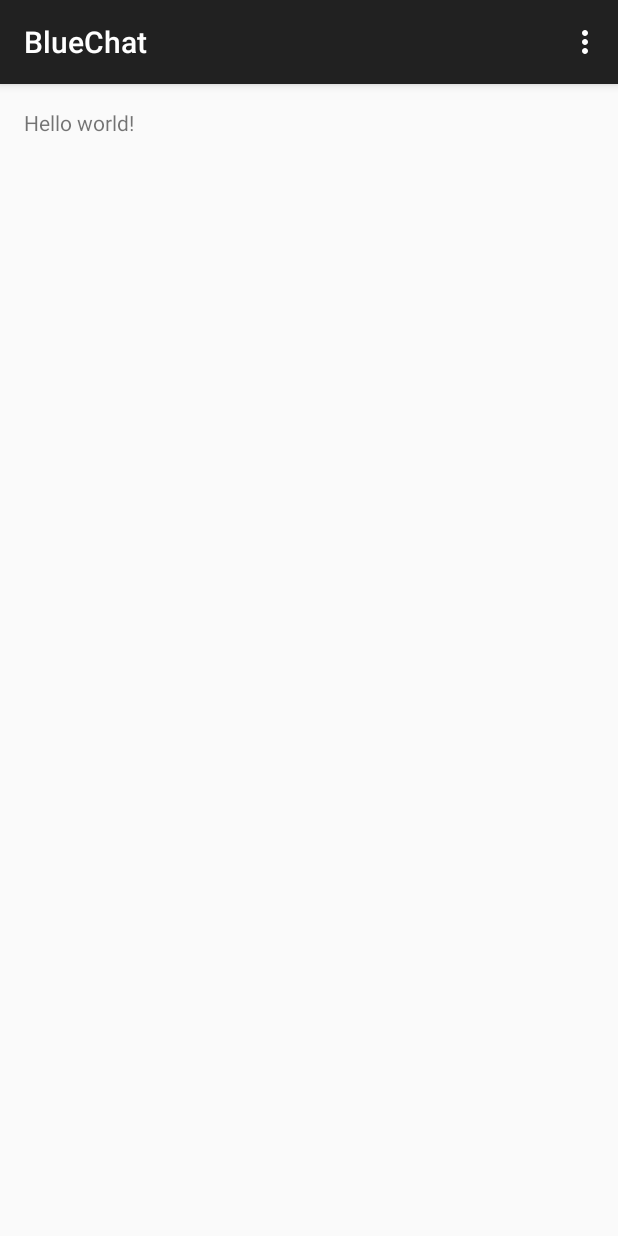
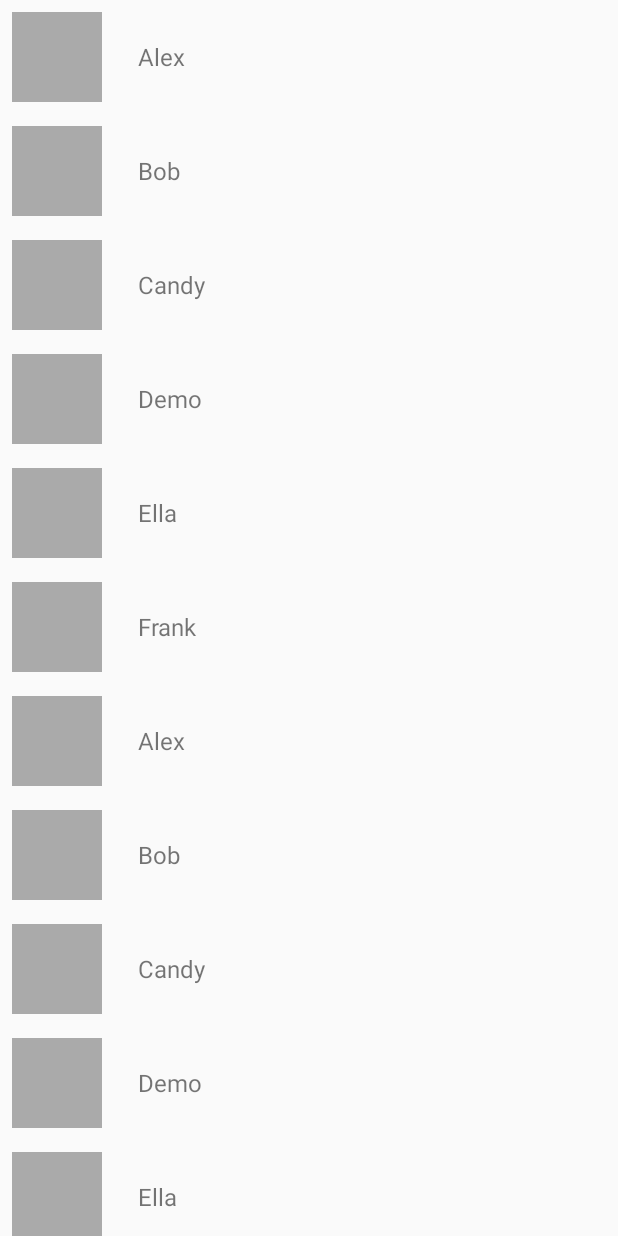
Before and after one commit to Aspsine/BlueChat, an Android app: the screen it shows after launch (MainActivity), on a phone screen of 412 x 824 dp. Run offline under Robolectric (Android 15) with nearby library versions, the phone set to English and light mode, and no system bars.

Commit message:
basic ui

```diff
--- a/app/build.gradle
+++ b/app/build.gradle
@@ -22,4 +22,6 @@ android {
 dependencies {
     compile fileTree(dir: 'libs', include: ['*.jar'])
     compile 'com.android.support:appcompat-v7:21.0.3'
+    compile 'com.android.support:recyclerview-v7:21.0.3'
+
 }
--- /dev/null
+++ b/app/src/main/java/com/aspsine/bluechat/App.java
@@ -0,0 +1,13 @@
+package com.aspsine.bluechat;
+
+import android.app.Application;
+
+/**
+ * Created by littlexi on 2015/1/30.
+ */
+public class App extends Application {
+    @Override
+    public void onCreate() {
+        super.onCreate();
+    }
+}
--- a/app/src/main/java/com/aspsine/bluechat/MainActivity.java
+++ /dev/null
@@ -1,39 +0,0 @@
-package com.aspsine.bluechat;
-
-import android.support.v7.app.ActionBarActivity;
-import android.os.Bundle;
-import android.view.Menu;
-import android.view.MenuItem;
-
-
-public class MainActivity extends ActionBarActivity {
-
-    @Override
-    protected void onCreate(Bundle savedInstanceState) {
-        super.onCreate(savedInstanceState);
-        setContentView(R.layout.activity_main);
-    }
-
-
-    @Override
-    public boolean onCreateOptionsMenu(Menu menu) {
-        // Inflate the menu; this adds items to the action bar if it is present.
-        getMenuInflater().inflate(R.menu.menu_main, menu);
-        return true;
-    }
-
-    @Override
-    public boolean onOptionsItemSelected(MenuItem item) {
-        // Handle action bar item clicks here. The action bar will
-        // automatically handle clicks on the Home/Up button, so long
-        // as you specify a parent activity in AndroidManifest.xml.
-        int id = item.getItemId();
-
-        //noinspection SimplifiableIfStatement
-        if (id == R.id.action_settings) {
-            return true;
-        }
-
-        return super.onOptionsItemSelected(item);
-    }
-}
--- /dev/null
+++ b/app/src/main/java/com/aspsine/bluechat/adapter/DevicesAdapter.java
@@ -0,0 +1,82 @@
+package com.aspsine.bluechat.adapter;
+
+import android.support.v7.widget.RecyclerView;
+import android.text.TextUtils;
+import android.view.LayoutInflater;
+import android.view.View;
+import android.view.ViewGroup;
+import android.widget.ImageView;
+import android.widget.TextView;
+
+import com.aspsine.bluechat.R;
+import com.aspsine.bluechat.model.Device;
+import com.aspsine.bluechat.ui.fragment.ListFragment;
+
+import java.util.List;
+
+/**
+ * Created by littlexi on 2015/1/30.
+ */
+public class DevicesAdapter extends RecyclerView.Adapter<DevicesAdapter.ViewHolder> {
+
+    private List<Device> mDevices;
+
+    private ListFragment.OnRecyclerViewItemClickListener mListener;
+
+    public DevicesAdapter(List<Device> devices) {
+
+        mDevices = devices;
+    }
+
+    public void setOnRecyclerViewItemClickListener(ListFragment.OnRecyclerViewItemClickListener listener) {
+
+        mListener = listener;
+    }
+
+    public ListFragment.OnRecyclerViewItemClickListener getOnRecyclerViewItemClickListener() {
+
+        return mListener;
+    }
+
+    @Override
+    public ViewHolder onCreateViewHolder(ViewGroup viewGroup, int i) {
+
+        View itemView = LayoutInflater.from(viewGroup.getContext()).inflate(R.layout.item_device, viewGroup, false);
+        return new ViewHolder(itemView);
+    }
+
+
+    @Override
+    public void onBindViewHolder(ViewHolder viewHolder, int i) {
+
+        Device device = mDevices.get(i);
+        if(!TextUtils.isEmpty(device.name)) viewHolder.tvName.setText(device.name);
+    }
+
+    @Override
+    public int getItemCount() {
+
+        return mDevices == null ? 0 : mDevices.size();
+    }
+
+    public void remove(int position){
+        mDevices.remove(position);
+        notifyItemRemoved(position);
+    }
+
+    public void add(Device device , int position){
+        mDevices.add(device);
+        notifyItemInserted(position);
+    }
+
+    public static class ViewHolder extends RecyclerView.ViewHolder {
+        public ImageView ivAvatar;
+        public TextView tvName;
+
+        public ViewHolder(View itemView) {
+            super(itemView);
+            tvName = (TextView)itemView.findViewById(R.id.tvName);
+            ivAvatar = (ImageView)itemView.findViewById(R.id.ivAvatar);
+        }
+    }
+}
--- /dev/null
+++ b/app/src/main/java/com/aspsine/bluechat/model/Device.java
@@ -0,0 +1,14 @@
+package com.aspsine.bluechat.model;
+
+/**
+ * Created by littlexi on 2015/1/30.
+ */
+public class Device {
+    public String id;
+    public String name;
+
+    public Device(String id, String name){
+        this.id = id;
+        this.name = name;
+    }
+}
--- /dev/null
+++ b/app/src/main/java/com/aspsine/bluechat/ui/activity/MainActivity.java
@@ -0,0 +1,50 @@
+package com.aspsine.bluechat.ui.activity;
+
+import android.os.Bundle;
+import android.support.v7.app.ActionBarActivity;
+import android.view.Menu;
+import android.view.MenuItem;
+import android.widget.Toast;
+
+import com.aspsine.bluechat.R;
+import com.aspsine.bluechat.ui.fragment.ListFragment;
+
+
+public class MainActivity extends ActionBarActivity implements ListFragment.OnRecyclerViewItemClickListener {
+
+    @Override
+    protected void onCreate(Bundle savedInstanceState) {
+        super.onCreate(savedInstanceState);
+        setContentView(R.layout.activity_main);
+        if (savedInstanceState == null) {
+            getFragmentManager()
+                    .beginTransaction()
+                    .add(R.id.container, ListFragment.newInstance("0", "1"), ListFragment.class.getSimpleName())
+                    .commit();
+
+        }
+    }
+
+
+    @Override
+    public boolean onCreateOptionsMenu(Menu menu) {
+        getMenuInflater().inflate(R.menu.menu_main, menu);
+        return true;
+    }
+
+    @Override
+    public boolean onOptionsItemSelected(MenuItem item) {
+        int id = item.getItemId();
+
+        if (id == R.id.action_settings) {
+            return true;
+        }
+
+        return super.onOptionsItemSelected(item);
+    }
+
+    @Override
+    public void onRecyclerVieItemClick(int position) {
+        Toast.makeText(this, "id=" + position, Toast.LENGTH_SHORT).show();
+    }
+}
--- /dev/null
+++ b/app/src/main/java/com/aspsine/bluechat/ui/fragment/ListFragment.java
@@ -0,0 +1,120 @@
+package com.aspsine.bluechat.ui.fragment;
+
+import android.app.Activity;
+import android.app.Fragment;
+import android.os.Bundle;
+import android.support.v7.widget.LinearLayoutManager;
+import android.support.v7.widget.RecyclerView;
+import android.view.LayoutInflater;
+import android.view.View;
+import android.view.ViewGroup;
+
+import com.aspsine.bluechat.R;
+import com.aspsine.bluechat.adapter.DevicesAdapter;
+import com.aspsine.bluechat.model.Device;
+
+import java.util.ArrayList;
+import java.util.List;
+
+
+public class ListFragment extends Fragment {
+
+    // TODO: Rename parameter arguments, choose names that match
+    private static final String ARG_PARAM1 = "param1";
+    private static final String ARG_PARAM2 = "param2";
+
+    // TODO: Rename and change types of parameters
+    private String mParam1;
+    private String mParam2;
+
+    private OnRecyclerViewItemClickListener mListener;
+
+    private static List<Device> mDevices = new ArrayList<Device>();
+
+    private DevicesAdapter mAdapter;
+
+    private RecyclerView mRecyclerView;
+
+    static {
+        mDevices.add(new Device("0", "Alex"));
+        mDevices.add(new Device("1", "Bob"));
+        mDevices.add(new Device("2", "Candy"));
+        mDevices.add(new Device("3", "Demo"));
+        mDevices.add(new Device("4", "Ella"));
+        mDevices.add(new Device("5", "Frank"));
+        mDevices.add(new Device("0", "Alex"));
+        mDevices.add(new Device("1", "Bob"));
+        mDevices.add(new Device("2", "Candy"));
+        mDevices.add(new Device("3", "Demo"));
+        mDevices.add(new Device("4", "Ella"));
+        mDevices.add(new Device("5", "Frank"));
+        mDevices.add(new Device("0", "Alex"));
+        mDevices.add(new Device("1", "Bob"));
+        mDevices.add(new Device("2", "Candy"));
+        mDevices.add(new Device("3", "Demo"));
+        mDevices.add(new Device("4", "Ella"));
+        mDevices.add(new Device("5", "Frank"));
+    }
+
+    // TODO: Rename and change types of parameters
+    public static ListFragment newInstance(String param1, String param2) {
+        ListFragment fragment = new ListFragment();
+        Bundle args = new Bundle();
+        args.putString(ARG_PARAM1, param1);
+        args.putString(ARG_PARAM2, param2);
+        fragment.setArguments(args);
+        return fragment;
+    }
+
+    /**
+     * Mandatory empty constructor for the fragment manager to instantiate the
+     * fragment (e.g. upon screen orientation changes).
+     */
+    public ListFragment() {
+    }
+
+    @Override
+    public void onCreate(Bundle savedInstanceState) {
+        super.onCreate(savedInstanceState);
+
+        if (getArguments() != null) {
+            mParam1 = getArguments().getString(ARG_PARAM1);
+            mParam2 = getArguments().getString(ARG_PARAM2);
+        }
+
+        mAdapter = new DevicesAdapter(mDevices);
+        mAdapter.setOnRecyclerViewItemClickListener(mListener);
+    }
+
+    @Override
+    public View onCreateView(LayoutInflater inflater, ViewGroup container, Bundle savedInstanceState) {
+        View view = inflater.inflate(R.layout.fragment_list, container, false);
+        mRecyclerView = (RecyclerView) view.findViewById(R.id.recyclerView);
+
+        mRecyclerView.setLayoutManager(new LinearLayoutManager(getActivity()));
+
+        mRecyclerView.setAdapter(mAdapter);
+        return view;
+    }
+
+    @Override
+    public void onAttach(Activity activity) {
+        super.onAttach(activity);
+        try {
+            mListener = (OnRecyclerViewItemClickListener) activity;
+        } catch (ClassCastException e) {
+            throw new ClassCastException(activity.toString()
+                    + " must implement OnRecyclerViewItemClickListener");
+        }
+    }
+
+    @Override
+    public void onDetach() {
+        super.onDetach();
+        mListener = null;
+    }
+
+    public interface OnRecyclerViewItemClickListener {
+        public void onRecyclerVieItemClick(int position);
+    }
+}
--- a/app/src/main/res/layout/activity_main.xml
+++ b/app/src/main/res/layout/activity_main.xml
@@ -1,11 +1,8 @@
 <RelativeLayout xmlns:android="http://schemas.android.com/apk/res/android"
-    xmlns:tools="http://schemas.android.com/tools" android:layout_width="match_parent"
-    android:layout_height="match_parent" android:paddingLeft="@dimen/activity_horizontal_margin"
-    android:paddingRight="@dimen/activity_horizontal_margin"
-    android:paddingTop="@dimen/activity_vertical_margin"
-    android:paddingBottom="@dimen/activity_vertical_margin" tools:context=".MainActivity">
-
-    <TextView android:text="@string/hello_world" android:layout_width="wrap_content"
-        android:layout_height="wrap_content" />
+    xmlns:tools="http://schemas.android.com/tools"
+    android:id="@+id/container"
+    android:layout_width="match_parent"
+    android:layout_height="match_parent"
+    tools:context=".MainActivity">
 
 </RelativeLayout>
--- /dev/null
+++ b/app/src/main/res/layout/fragment_list.xml
@@ -0,0 +1,8 @@
+<?xml version="1.0" encoding="utf-8"?>
+<android.support.v7.widget.RecyclerView xmlns:android="http://schemas.android.com/apk/res/android"
+    xmlns:tools="http://schemas.android.com/tools"
+    android:id="@+id/recyclerView"
+    android:layout_width="match_parent"
+    android:layout_height="match_parent"
+    android:choiceMode="singleChoice"
+    tools:context="com.aspsine.bluechat.ui.fragment.ListFragment" />
--- /dev/null
+++ b/app/src/main/res/layout/item_device.xml
@@ -0,0 +1,26 @@
+<?xml version="1.0" encoding="utf-8"?>
+<RelativeLayout xmlns:android="http://schemas.android.com/apk/res/android"
+    android:layout_width="match_parent"
+    android:layout_height="wrap_content"
+    android:orientation="vertical"
+    android:padding="8dp">
+
+    <ImageView
+        android:id="@+id/ivAvatar"
+        android:layout_width="60dp"
+        android:layout_height="60dp"
+        android:layout_alignParentLeft="true"
+        android:layout_centerVertical="true"
+        android:background="@android:color/darker_gray" />
+
+    <TextView
+        android:id="@+id/tvName"
+        android:layout_width="wrap_content"
+        android:layout_height="wrap_content"
+        android:layout_centerVertical="true"
+        android:layout_marginLeft="24dp"
+        android:textSize="16sp"
+        android:layout_toRightOf="@+id/ivAvatar"
+        android:text="Alex Holo" />
+
+</RelativeLayout>
--- a/app/src/main/res/values/styles.xml
+++ b/app/src/main/res/values/styles.xml
@@ -1,8 +1,11 @@
 <resources>
 
     <!-- Base application theme. -->
-    <style name="AppTheme" parent="Theme.AppCompat.Light.DarkActionBar">
+    <style name="AppTheme.Base" parent="Theme.AppCompat.Light.NoActionBar">
         <!-- Customize your theme here. -->
+
     </style>
 
+    <style name="AppTheme" parent="AppTheme.Base" />
+
 </resources>
```
Also changed, not shown: app/src/main/AndroidManifest.xml (+5 -4 lines), 1 other file.
